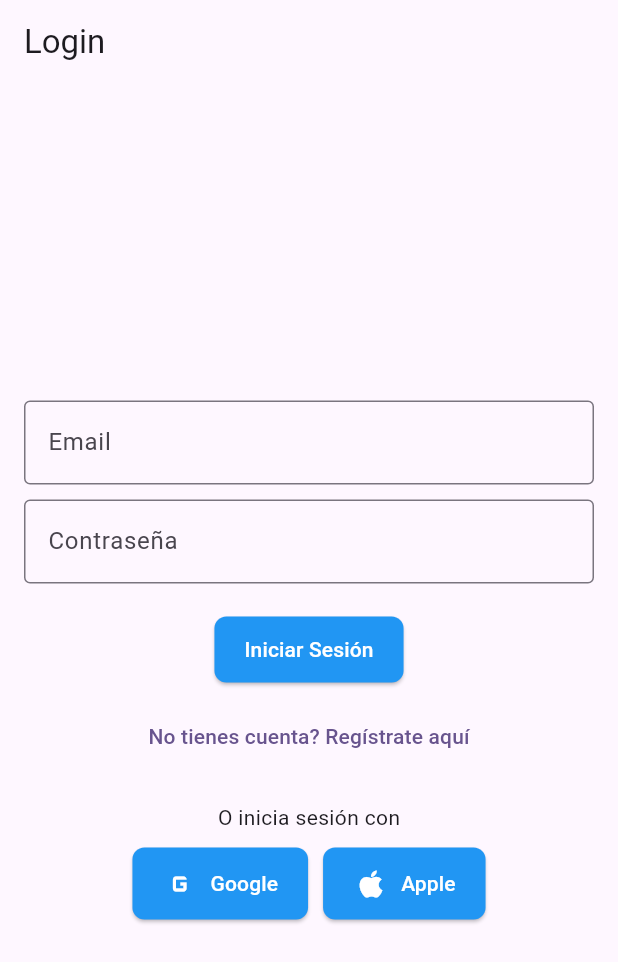
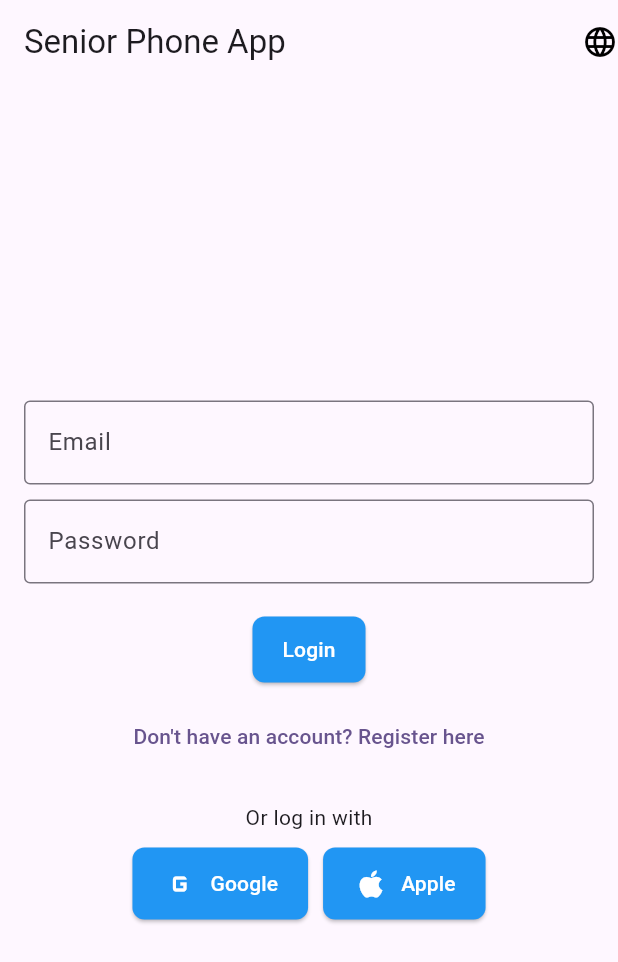
Before and after one commit to Mohasb/senior_phone_app, a Flutter app: the screen it shows after launch, on a phone screen of 412 x 824 dp. Shown: the top 962 px of the screen. Run offline on Flutter 3.47's test engine with Material 3 defaults, Android fonts, the phone set to English and light mode, and no system bars; our stand-ins replace flutter_secure_storage.

Commit message:
added i18n

```diff
--- /dev/null
+++ b/assets/languages/en.json
@@ -0,0 +1,14 @@
+{
+    "app_title": "Senior Phone App",
+    "login": "Login",
+    "register": "Register",
+    "email": "Email",
+    "password": "Password",
+    "noAccount": "Don't have an account? Register here",
+    "orOauth": "Or log in with",
+    "okLogin":"Login successful",
+    "emptyEmail": "Please enter your email",
+    "invalidEmail": "Ingrese un email válido",
+    "emptyPassword": "Please enter your password",
+    "invalidPassword": "Password must be at least 6 characters long"
+}
--- /dev/null
+++ b/assets/languages/es.json
@@ -0,0 +1,15 @@
+{
+    "app_title": "Senior Phone App",
+    "login": "Iniciar sesión",
+    "register": "Registrarse",
+    "email":"Correo electrónico",
+    "password": "Contraseña",
+    "noAccount": "No tienes cuenta? Regístrate aquí",
+    "orOauth": "O inicia sesión con",
+    "okLogin":"Inicio de sesión exitoso",
+    "emptyEmail": "Por favor ingrese su email",
+    "invalidEmail": "Ingrese un email válido",
+    "emptyPassword": "Por favor ingrese su contraseña",
+    "invalidPassword": "La contraseña debe tener al menos 6 caracteres"
+
+}
--- a/lib/main.dart
+++ b/lib/main.dart
@@ -1,8 +1,10 @@
 import 'package:flutter/material.dart';
+import 'package:flutter_localizations/flutter_localizations.dart';
 import 'package:provider/provider.dart';
 
 import 'services/login_service.dart';
 import 'services/register_service.dart';
+import 'utils/app_localizations.dart';
 import 'viewmodels/login_viewmodel.dart';
 import 'viewmodels/register_viewmodel.dart';
 import 'views/login_screen.dart';
@@ -13,8 +15,31 @@ void main() {
   runApp(const MyApp());
 }
 
-class MyApp extends StatelessWidget {
+class MyApp extends StatefulWidget {
   const MyApp({super.key});
+
+  @override
+  _MyAppState createState() => _MyAppState();
+}
+
+class _MyAppState extends State<MyApp> {
+  Locale _locale = const Locale('en', 'US'); // Idioma por defecto
+  String _currentRoute = '/login'; // Ruta inicial
+
+  void _changeLocale(Locale newLocale) {
+    setState(() {
+      _locale = newLocale;
+    });
+  }
+
+  void _navigateTo(String route) {
+    WidgetsBinding.instance.addPostFrameCallback((_) {
+      setState(() {
+        _currentRoute = route;
+      });
+    });
+  }
+
   @override
   Widget build(BuildContext context) {
     return MultiProvider(
@@ -22,21 +47,67 @@ class MyApp extends StatelessWidget {
         ChangeNotifierProvider(
             create: (_) => LoginViewModel(loginService: LoginService())),
         ChangeNotifierProvider(
-            create: (_) =>
-                RegisterViewModel(registerService: RegisterService())),
+            create: (_) => RegisterViewModel(registerService: RegisterService())),
       ],
       child: MaterialApp(
+        locale: _locale,
         title: 'Flutter Demo',
         theme: ThemeData(
           colorScheme: ColorScheme.fromSeed(seedColor: Colors.deepPurple),
           useMaterial3: true,
         ),
-        initialRoute: '/login',
-        routes: {
-          '/home': (context) => const HomeScreen(),
-          '/login': (context) =>  LoginScreen(),
-          '/register': (context) =>  RegisterScreen(),
-        },
+        localizationsDelegates: const [
+          AppLocalizations.delegate,
+          GlobalMaterialLocalizations.delegate,
+          GlobalCupertinoLocalizations.delegate,
+          GlobalWidgetsLocalizations.delegate,
+        ],
+        supportedLocales: const [
+          Locale('en', 'US'),
+          Locale('es', 'ES'),
+        ],
+        home: Scaffold(
+          appBar: AppBar(
+            title: Text(AppLocalizations.of(context)?.translate('app_title') ?? 'Senior Phone App'),
+            actions: [
+              Builder(
+                builder: (context) => DropdownButton<Locale>(
+                  underline: const SizedBox(),
+                  icon: const Icon(Icons.language, color: Colors.black),
+                  onChanged: (Locale? newLocale) {
+                    if (newLocale != null) {
+                      _changeLocale(newLocale);
+                    }
+                  },
+                  items: const [
+                    DropdownMenuItem(
+                      value: Locale('en', 'US'),
+                      child: Text('English'),
+                    ),
+                    DropdownMenuItem(
+                      value: Locale('es', 'ES'),
+                      child: Text('Español'),
+                    ),
+                  ],
+                ),
+              ),
+            ],
+          ),
+          body: Builder(
+            builder: (context) {
+              switch (_currentRoute) {
+                case '/login':
+                  return LoginScreen(onNavigate: _navigateTo);
+                case '/register':
+                  return RegisterScreen(onNavigate: _navigateTo);
+                case '/home':
+                  return const HomeScreen();
+                default:
+                  return LoginScreen(onNavigate: _navigateTo);
+              }
+            },
+          ),
+        ),
       ),
     );
   }
--- a/lib/services/login_service.dart
+++ b/lib/services/login_service.dart
@@ -30,6 +30,7 @@ class LoginService {
 
   Future<void> logout() async {
     // Elimina el token al cerrar sesión
+    // Falta llamar a backend para logout
     await secureStorage.delete(key: 'auth_token');
   }
 
--- /dev/null
+++ b/lib/utils/app_localizations.dart
@@ -0,0 +1,53 @@
+import 'dart:convert';
+import 'package:flutter/material.dart';
+import 'package:flutter/services.dart';
+
+class AppLocalizations {
+  final Locale locale;
+
+  AppLocalizations(this.locale);
+
+  static AppLocalizations? of(BuildContext context) {
+    return Localizations.of<AppLocalizations>(context, AppLocalizations);
+  }
+
+  static const LocalizationsDelegate<AppLocalizations> delegate = _AppLocalizationsDelegate();
+
+  Map<String, String> _localizedStrings = {};
+
+  Future<bool> load() async {
+    String jsonString = await rootBundle.loadString('assets/languages/${locale.languageCode}.json');
+    Map<String, dynamic> jsonMap = json.decode(jsonString);
+
+    _localizedStrings = jsonMap.map((key, value) {
+      return MapEntry(key, value.toString());
+    });
+
+    return true;
+  }
+
+  String translate(String key) {
+    return _localizedStrings[key] ?? key;
+  }
+}
+
+class _AppLocalizationsDelegate extends LocalizationsDelegate<AppLocalizations> {
+  const _AppLocalizationsDelegate();
+
+  // Confirma si el idioma está soportado (ajustado correctamente)
+  @override
+  bool isSupported(Locale locale) {
+    return ['en', 'es'].contains(locale.languageCode);
+  }
+
+  // Carga la localización (ajustado correctamente)
+  @override
+  Future<AppLocalizations> load(Locale locale) async {
+    AppLocalizations localizations = AppLocalizations(locale);
+    await localizations.load();
+    return localizations;
+  }
+
+  @override
+  bool shouldReload(covariant LocalizationsDelegate<AppLocalizations> old) => false;
+}
--- a/lib/views/login_screen.dart
+++ b/lib/views/login_screen.dart
@@ -1,21 +1,21 @@
 import 'package:flutter/material.dart';
 import 'package:provider/provider.dart';
+import 'package:senior_phone_app/utils/app_localizations.dart';
 import '../widgets/custom_button.dart';
 import '../widgets/custom_text_field.dart';
 import '../viewmodels/login_viewmodel.dart';
 
 class LoginScreen extends StatelessWidget {
   final _formKey = GlobalKey<FormState>();
+  final Function(String) onNavigate;
 
-  LoginScreen({super.key});
+  LoginScreen({super.key, required this.onNavigate});
 
   @override
   Widget build(BuildContext context) {
     final viewModel = Provider.of<LoginViewModel>(context);
 
-    return Scaffold(
-      appBar: AppBar(title: const Text("Login")),
-      body: Padding(
+    return Padding(
       padding: const EdgeInsets.all(16.0),
       child: Form(
         key: _formKey,
@@ -23,20 +23,20 @@ class LoginScreen extends StatelessWidget {
           mainAxisAlignment: MainAxisAlignment.center,
           children: [
             CustomTextField(
-                hintText: "Email",
+              hintText: AppLocalizations.of(context)!.translate('Email'),
               controller: viewModel.emailController,
-                validator: viewModel.validateEmail,
+              validator: (value) => viewModel.validateEmail(value, context),
             ),
             const SizedBox(height: 10),
             CustomTextField(
-                hintText: "Contraseña",
+              hintText: AppLocalizations.of(context)!.translate('Password'),
               obscureText: true,
               controller: viewModel.passwordController,
-                validator: viewModel.validatePassword,
+              validator: (value) => viewModel.validatePassword(value, context),
             ),
             const SizedBox(height: 20),
             CustomButton(
-                text: "Iniciar Sesión",
+              text: AppLocalizations.of(context)!.translate('login'),
               onPressed: () {
                 if (_formKey.currentState?.validate() ?? false) {
                   viewModel.login(context);
@@ -46,12 +46,13 @@ class LoginScreen extends StatelessWidget {
             const SizedBox(height: 10),
             TextButton(
               onPressed: () {
-                  Navigator.pushNamed(context, '/register');
+                // Aquí llamas a onNavigate para redirigir al home después del login
+                onNavigate('/home');
               },
-                child: const Text("No tienes cuenta? Regístrate aquí"),
+              child: Text(AppLocalizations.of(context)!.translate('noAccount')),
             ),
             const SizedBox(height: 20),
-              const Text("O inicia sesión con"),
+            Text(AppLocalizations.of(context)!.translate('orOauth')),
             const SizedBox(height: 10),
             Row(
               mainAxisAlignment: MainAxisAlignment.center,
@@ -76,7 +77,6 @@ class LoginScreen extends StatelessWidget {
           ],
         ),
       ),
-      ),
     );
   }
 }
```
Also changed, not shown: lib/viewmodels/login_viewmodel.dart (+7 -6 lines), lib/views/register_screen.dart (+4 -6 lines), lib/widgets/language_selector.dart (added, +29 -0 lines), pubspec.yaml (+5 -4 lines), pubspec.lock. Lines whose indentation alone changed are shown as unchanged.
